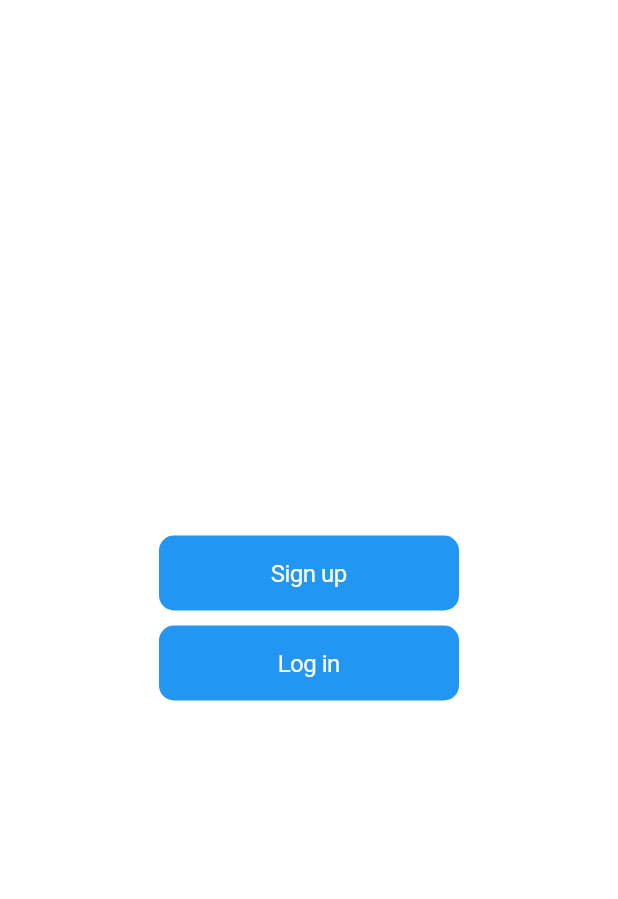
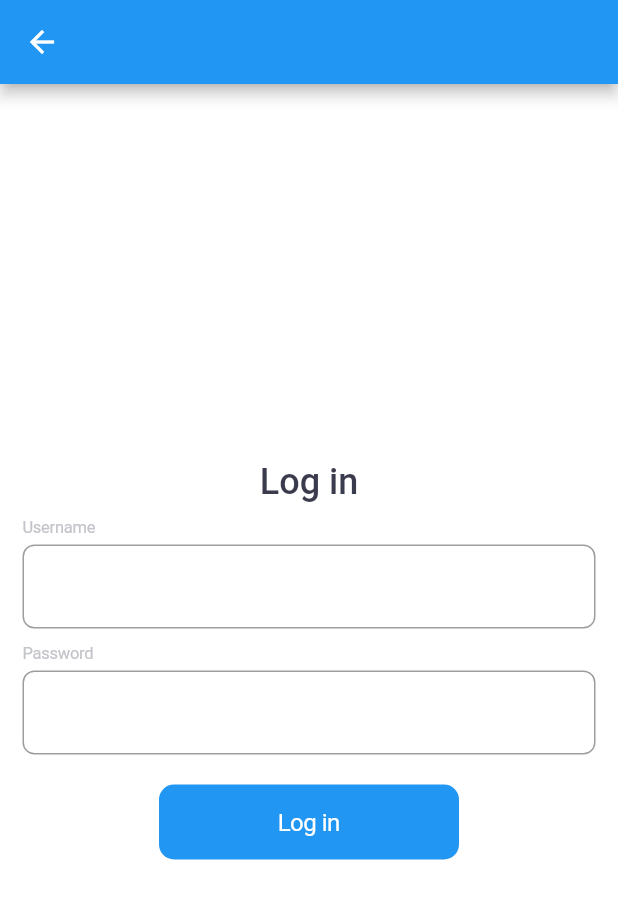
Before and after one commit to SonaHunanyan/make_better_me, a Flutter app: the screen it shows after launch, after a tap on "Log in", on a phone screen of 412 x 824 dp. Shown: the top 899 px of the screen. Run offline on Flutter 3.47's test engine with Material 2 defaults, Android fonts, the phone set to English and light mode, and no system bars; our stand-ins replace equatable, flutter_bloc, rxdart, shared_preferences.

Commit message:
ADD login page

```diff
--- a/lib/presentation/page/home/home_page.dart
+++ b/lib/presentation/page/home/home_page.dart
@@ -1,5 +1,6 @@
 import 'package:flutter/material.dart';
 import 'package:make_better_me/presentation/constant/constans.dart';
+import 'package:make_better_me/presentation/page/log_in/log_in_page.dart';
 import 'package:make_better_me/presentation/page/sign_up/sign_up_page.dart';
 import 'package:make_better_me/presentation/themes/app_strings.dart';
 import 'package:make_better_me/presentation/widget/rounded_button.dart';
@@ -29,7 +30,10 @@ class _HomePageState extends State<HomePage> {
           Padding(
             padding: EdgeInsetsDirectional.only(top: 10 * grh(context)),
             child: RoundedButton(
-              onTap: () {},
+              onTap: () {
+                Navigator.of(context).push(
+                    MaterialPageRoute(builder: (context) => const LogInPage()));
+              },
               title: AppStrings.logIn,
             ),
           )
--- /dev/null
+++ b/lib/presentation/page/log_in/bloc/login_bloc.dart
@@ -0,0 +1,51 @@
+import 'package:flutter_bloc/flutter_bloc.dart';
+import 'package:make_better_me/presentation/util/validator.dart';
+import '../../../extension/bloc_transform.dart';
+
+import 'login_event.dart';
+import 'login_state.dart';
+
+class LoginBloc extends Bloc<LogInEvent, LogInState> {
+  LoginBloc() : super(LogInInitialState()) {
+    on<UsernameValidationEvent>(_onUsernameValidationEvent,
+        transformer: debounce(const Duration(milliseconds: 500)));
+    on<PasswordValidationEvent>(_onPasswordValidationEvent,
+        transformer: debounce(const Duration(milliseconds: 500)));
+    on<FormValidationEvent>(_onFormValidationEvent);
+  }
+
+  Future<void> _onUsernameValidationEvent(
+      UsernameValidationEvent event, Emitter<LogInState> emit) async {
+    final errorText = Validators.emptyValidators(event.username);
+    if (errorText == null) {
+      emit(UsernameValidatedState());
+      return;
+    }
+
+    emit(UsernameInvalidState(errorMessage: errorText));
+  }
+
+  Future<void> _onPasswordValidationEvent(
+      PasswordValidationEvent event, Emitter<LogInState> emit) async {
+    final errorText = Validators.passwordValidators(event.password);
+    if (errorText == null) {
+      emit(PasswordValidatedState());
+      return;
+    }
+
+    emit(PasswordInvalidState(errorMessage: errorText));
+  }
+
+  Future<void> _onFormValidationEvent(
+      FormValidationEvent event, Emitter<LogInState> emit) async {
+    final usernameErrorText = Validators.emptyValidators(event.username);
+    final passwordErrorText = Validators.passwordValidators(event.password);
+    if (usernameErrorText == null && passwordErrorText == null) {
+      emit(FormValidState());
+      return;
+    }
+    emit(FormInvalidState(
+        usernameErrorMessage: usernameErrorText,
+        passwordErrorMessage: passwordErrorText));
+  }
+}
--- /dev/null
+++ b/lib/presentation/page/log_in/bloc/login_event.dart
@@ -0,0 +1,17 @@
+abstract class LogInEvent {}
+
+class UsernameValidationEvent extends LogInEvent {
+  UsernameValidationEvent({required this.username});
+  final String username;
+}
+
+class PasswordValidationEvent extends LogInEvent {
+  PasswordValidationEvent({required this.password});
+  final String password;
+}
+
+class FormValidationEvent extends LogInEvent {
+  FormValidationEvent({required this.password, required this.username});
+  final String username;
+  final String password;
+}
--- /dev/null
+++ b/lib/presentation/page/log_in/bloc/login_state.dart
@@ -0,0 +1,36 @@
+import 'package:equatable/equatable.dart';
+
+abstract class LogInState extends Equatable {
+  @override
+  List<Object?> get props => [];
+}
+
+class LogInInitialState extends LogInState {}
+
+class UsernameValidatedState extends LogInState {}
+
+class UsernameInvalidState extends LogInState {
+  UsernameInvalidState({required this.errorMessage});
+  final String errorMessage;
+  @override
+  List<Object?> get props => [errorMessage];
+}
+
+class PasswordValidatedState extends LogInState {}
+
+class PasswordInvalidState extends LogInState {
+  PasswordInvalidState({required this.errorMessage});
+  final String errorMessage;
+  @override
+  List<Object?> get props => [errorMessage];
+}
+
+class FormValidState extends LogInState {}
+
+class FormInvalidState extends LogInState {
+  FormInvalidState({this.passwordErrorMessage, this.usernameErrorMessage});
+  final String? passwordErrorMessage;
+  final String? usernameErrorMessage;
+  @override
+  List<Object?> get props => [passwordErrorMessage, usernameErrorMessage];
+}
--- /dev/null
+++ b/lib/presentation/page/log_in/log_in_page.dart
@@ -0,0 +1,116 @@
+import 'package:flutter/material.dart';
+import 'package:flutter_bloc/flutter_bloc.dart';
+import 'package:make_better_me/presentation/constant/constans.dart';
+import 'package:make_better_me/presentation/extension/app_theme.dart';
+import 'package:make_better_me/presentation/page/log_in/bloc/login_state.dart';
+import 'package:make_better_me/presentation/themes/app_strings.dart';
+import 'package:make_better_me/presentation/widget/app_text_field.dart';
+import 'package:make_better_me/presentation/widget/rounded_button.dart';
+
+import 'bloc/login_bloc.dart';
+import 'bloc/login_event.dart';
+
+class LogInPage extends StatefulWidget {
+  const LogInPage({super.key});
+
+  @override
+  State<StatefulWidget> createState() => _LogInState();
+}
+
+class _LogInState extends State<LogInPage> {
+  String? _passwordErrorText;
+  String? _usernameErrorText;
+
+  final _passwordController = TextEditingController();
+  final _usernameController = TextEditingController();
+
+  final _loginBloc = LoginBloc();
+
+  @override
+  void dispose() {
+    _loginBloc.close();
+    super.dispose();
+  }
+
+  @override
+  Widget build(BuildContext context) {
+    return BlocProvider<LoginBloc>(
+        create: (context) => _loginBloc,
+        child: BlocListener<LoginBloc, LogInState>(
+          listener: _blocListener,
+          child: BlocBuilder<LoginBloc, LogInState>(
+              builder: (context, state) => _render),
+        ));
+  }
+
+  Widget get _render => Scaffold(
+        appBar: AppBar(),
+        body: Center(
+            child: Padding(
+                padding: EdgeInsets.symmetric(horizontal: 15 * grw(context)),
+                child: Column(
+                    mainAxisAlignment: MainAxisAlignment.center,
+                    children: [
+                      Text(
+                        AppStrings.logIn,
+                        style: context.themeData.textTheme.headline1,
+                      ),
+                      Padding(
+                          padding: EdgeInsets.only(top: 10 * grh(context)),
+                          child: AppTextField(
+                            labelText: AppStrings.username,
+                            errorText: _usernameErrorText,
+                            controller: _usernameController,
+                            onChange: (value) {
+                              _loginBloc.add(
+                                  UsernameValidationEvent(username: value));
+                            },
+                          )),
+                      Padding(
+                          padding: EdgeInsets.only(
+                              top: 10 * grh(context),
+                              bottom: 20 * grh(context)),
+                          child: AppTextField(
+                            labelText: AppStrings.password,
+                            errorText: _passwordErrorText,
+                            controller: _passwordController,
+                            onChange: (value) {
+                              _loginBloc.add(
+                                  PasswordValidationEvent(password: value));
+                            },
+                          )),
+                      RoundedButton(
+                          onTap: () {
+                            _loginBloc.add(FormValidationEvent(
+                                password: _passwordController.text,
+                                username: _usernameController.text));
+                          },
+                          title: AppStrings.logIn)
+                    ]))),
+      );
+}
+
+extension _LogInStateAddition on _LogInState {
+  void _blocListener(BuildContext context, LogInState state) {
+    if (state is UsernameInvalidState) {
+      _usernameErrorText = state.errorMessage;
+    }
+    if (state is PasswordInvalidState) {
+      _passwordErrorText = state.errorMessage;
+    }
+    if (state is FormInvalidState) {
+      _passwordErrorText = state.passwordErrorMessage;
+      _usernameErrorText = state.usernameErrorMessage;
+    }
+    if (state is UsernameValidatedState) {
+      _usernameErrorText = null;
+    }
+    if (state is PasswordValidatedState) {
+      _passwordErrorText = null;
+    }
+    if (state is FormValidationEvent) {
+      _usernameErrorText = null;
+      _passwordErrorText = null;
+    }
+  }
+}
```
